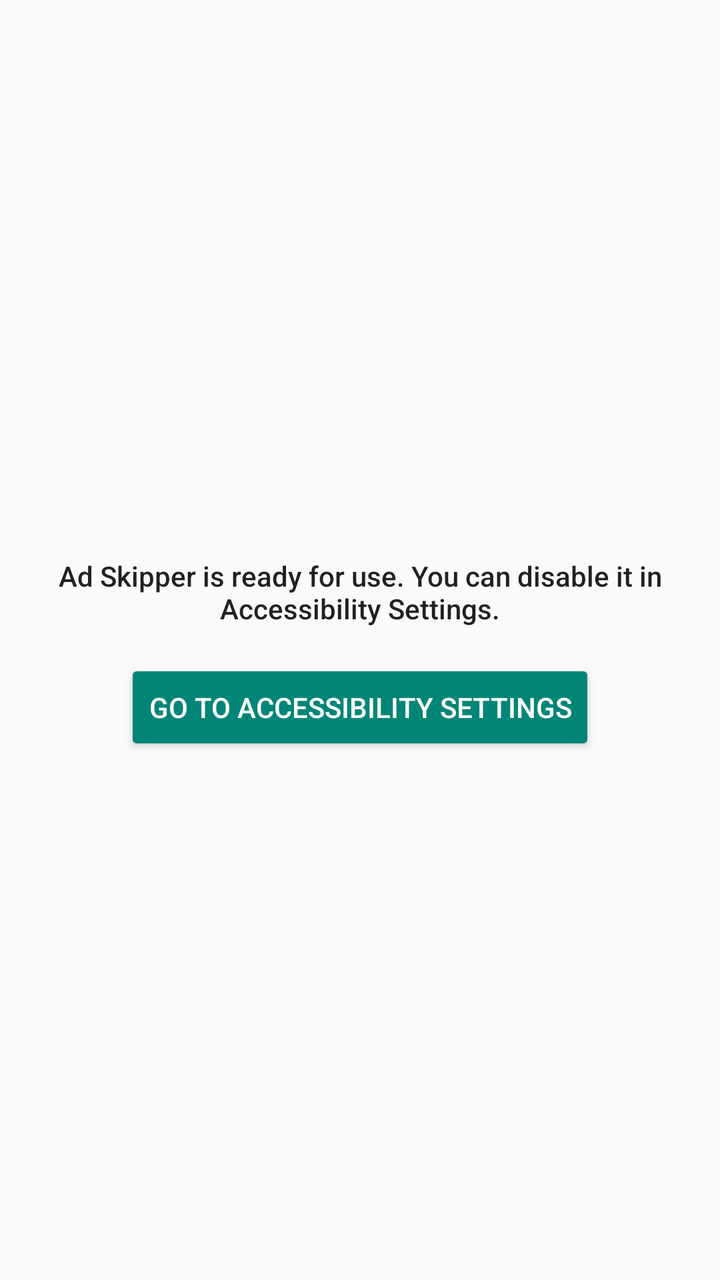
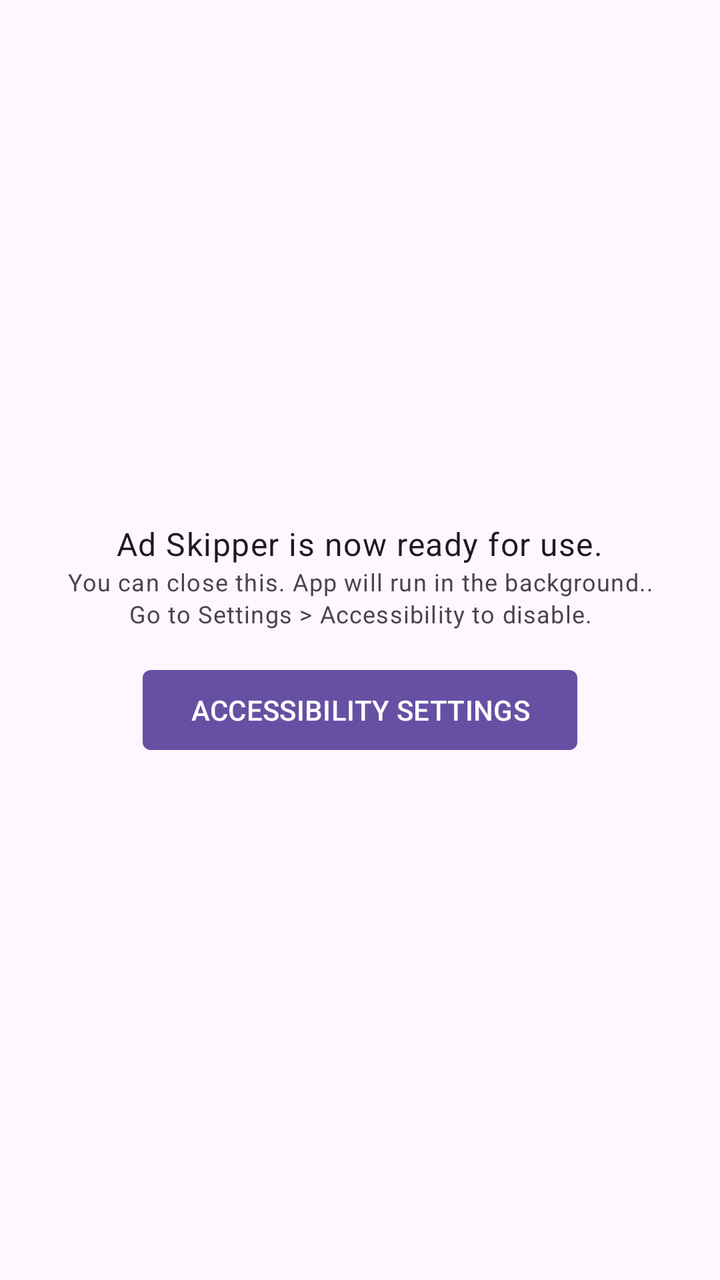

Compare the two renders of this Android layout. The source of the first and the diff that turns it into the second are given below.
<!-- AndroidManifest.xml: application theme AppTheme -->
<!-- res/layout/fragment_service_enabled.xml -->
<?xml version="1.0" encoding="utf-8"?>
<androidx.core.widget.NestedScrollView xmlns:android="http://schemas.android.com/apk/res/android"
    xmlns:app="http://schemas.android.com/apk/res-auto"
    xmlns:tools="http://schemas.android.com/tools"
    android:layout_width="match_parent"
    android:layout_height="match_parent"
    tools:context=".ServiceDisabledFragment">

    <androidx.constraintlayout.widget.ConstraintLayout
        android:layout_width="match_parent"
        android:layout_height="match_parent"
        android:layout_gravity="center"
        android:padding="16dp">

        <TextView
            android:id="@+id/textview_first"
            android:layout_width="wrap_content"
            android:layout_height="wrap_content"
            android:layout_marginTop="16dp"
            android:text="@string/a11y_service_enabled_message"
            android:textAlignment="center"
            android:textAppearance="@style/TextAppearance.AppCompat.Body2"
            app:layout_constraintEnd_toEndOf="parent"
            app:layout_constraintStart_toStartOf="parent"
            app:layout_constraintTop_toTopOf="parent" />
        <Button
            android:id="@+id/button_goto_a11y_settings"
            style="@style/Widget.AppCompat.Button.Colored"
            android:layout_width="wrap_content"
            android:layout_height="wrap_content"
            android:layout_marginTop="16dp"
            android:text="@string/go_to_a11y_settings"
            app:layout_constraintEnd_toEndOf="parent"
            app:layout_constraintStart_toStartOf="parent"
            app:layout_constraintTop_toBottomOf="@id/textview_first" />
    </androidx.constraintlayout.widget.ConstraintLayout>
</androidx.core.widget.NestedScrollView>
<!-- resources referenced by this layout -->
<resources>
  <string name="a11y_service_enabled_message">Ad Skipper is ready for use. You can disable it in Accessibility Settings.</string>
  <string name="go_to_a11y_settings">Go to Accessibility Settings</string>
  <style name="AppTheme" parent="Theme.AppCompat.DayNight.NoActionBar" />
</resources>

<!-- the commit's change to res/layout/fragment_service_enabled.xml (unified diff, before → after) -->
@@ -2,36 +2,142 @@
 <androidx.core.widget.NestedScrollView xmlns:android="http://schemas.android.com/apk/res/android"
     xmlns:app="http://schemas.android.com/apk/res-auto"
     xmlns:tools="http://schemas.android.com/tools"
+    android:fillViewport="true"
     android:layout_width="match_parent"
-    android:layout_height="match_parent"
-    tools:context=".ServiceDisabledFragment">
+    android:layout_height="match_parent">
 
-    <androidx.constraintlayout.widget.ConstraintLayout
+    <LinearLayout
         android:layout_width="match_parent"
-        android:layout_height="match_parent"
-        android:layout_gravity="center"
-        android:padding="16dp">
+        android:layout_height="wrap_content"
+        android:layout_margin="16dp"
+        android:orientation="vertical"
+        android:gravity="center"
+        android:layout_gravity="center">
+
+        <Space
+            android:layout_width="wrap_content"
+            android:layout_height="0dp"
+            android:layout_weight="1"
+            />
 
         <TextView
             android:id="@+id/textview_first"
             android:layout_width="wrap_content"
             android:layout_height="wrap_content"
             android:layout_marginTop="16dp"
-            android:text="@string/a11y_service_enabled_message"
+            android:text="@string/a11y_service_enabled_message1"
             android:textAlignment="center"
-            android:textAppearance="@style/TextAppearance.AppCompat.Body2"
-            app:layout_constraintEnd_toEndOf="parent"
-            app:layout_constraintStart_toStartOf="parent"
-            app:layout_constraintTop_toTopOf="parent" />
-        <Button
+            android:textAppearance="@style/TextAppearance.Material3.BodyLarge"/>
+        <TextView
+            android:id="@+id/textview_second"
+            android:layout_width="wrap_content"
+            android:layout_height="wrap_content"
+            android:text="@string/a11y_service_enabled_message2"
+            android:textAlignment="center"
+            android:textAppearance="@style/TextAppearance.Material3.BodySmall"/>
+
+        <com.google.android.material.button.MaterialButton
             android:id="@+id/button_goto_a11y_settings"
-            style="@style/Widget.AppCompat.Button.Colored"
             android:layout_width="wrap_content"
             android:layout_height="wrap_content"
             android:layout_marginTop="16dp"
+            android:textAllCaps="true"
             android:text="@string/go_to_a11y_settings"
+            app:cornerRadius="4dp" />
+        <Space
+            android:layout_width="wrap_content"
+            android:layout_height="0dp"
+            android:layout_weight="1"
+            />
+        <ProgressBar
+            android:id="@+id/premium_status_spinner"
+            android:layout_width="wrap_content"
+            android:layout_height="wrap_content"
+            android:layout_marginTop="16dp"
+            android:visibility="gone"/>
+
+        <androidx.fragment.app.FragmentContainerView
+            android:id="@+id/premium_fragment_container"
+            android:layout_width="match_parent"
+            android:layout_height="wrap_content"
+            android:layout_marginBottom="16dp"
+            tools:layout="@layout/fragment_premium_disabled" />
+    </LinearLayout>
+</androidx.core.widget.NestedScrollView>
+<!-- res/layout/fragment_premium_disabled.xml (included above) -->
+<?xml version="1.0" encoding="utf-8"?>
+<com.google.android.material.card.MaterialCardView
+    xmlns:android="http://schemas.android.com/apk/res/android"
+    xmlns:app="http://schemas.android.com/apk/res-auto"
+    android:layout_width="match_parent"
+    android:layout_height="match_parent"
+    android:layout_gravity="center"
+    app:strokeWidth="2dp">
+    <androidx.constraintlayout.widget.ConstraintLayout
+        android:layout_width="match_parent"
+        android:layout_height="match_parent"
+        android:padding="16dp">
+        <TextView
+            android:id="@+id/textview_premium_subscription_prompt1"
+            android:layout_width="wrap_content"
+            android:layout_height="wrap_content"
+            android:layout_marginTop="16dp"
+            android:text="@string/premium_subscription_prompt1"
+            android:textAlignment="center"
+            android:textAppearance="@style/TextAppearance.Material3.BodyLarge.Emphasized"
             app:layout_constraintEnd_toEndOf="parent"
             app:layout_constraintStart_toStartOf="parent"
-            app:layout_constraintTop_toBottomOf="@id/textview_first" />
+            app:layout_constraintBottom_toTopOf="@id/textview_premium_subscription_prompt2" />
+
+        <TextView
+            android:id="@+id/textview_premium_subscription_prompt2"
+            android:layout_width="wrap_content"
+            android:layout_height="wrap_content"
+            android:layout_marginTop="16dp"
+            android:text="@string/premium_subscription_prompt2"
+            android:textAlignment="center"
+            android:textAppearance="@style/TextAppearance.Material3.BodySmall"
+            app:layout_constraintEnd_toEndOf="parent"
+            app:layout_constraintStart_toStartOf="parent"
+            app:layout_constraintBottom_toTopOf="@id/layout_purchase_subscription" />
+
+        <LinearLayout
+            android:id="@+id/layout_purchase_subscription"
+            android:layout_width="match_parent"
+            android:layout_height="wrap_content"
+            android:paddingVertical="8dp"
+            android:orientation="horizontal"
+            android:gravity="center_vertical"
+            app:layout_constraintEnd_toEndOf="parent"
+            app:layout_constraintStart_toStartOf="parent"
+            app:layout_constraintBottom_toBottomOf="parent">
+
+
+
+            <com.google.android.material.button.MaterialButton
+                android:id="@+id/button_buy"
+                android:layout_width="0dp"
+                android:layout_weight="1"
+                android:layout_height="wrap_content"
+                android:textAllCaps="true"
+                android:text="@string/premium_buy_subscription_label"
+                app:cornerRadius="4dp"
+                />
+
+            <Space
+                android:layout_width="8dp"
+                android:layout_height="wrap_content"/>
+
+            <com.google.android.material.button.MaterialButton
+                android:id="@+id/button_review"
+                android:layout_width="0dp"
+                android:layout_weight="1"
+                android:layout_height="wrap_content"
+                android:textAllCaps="true"
+                android:text="@string/premium_review_label"
+                style="@style/Widget.Material3Expressive.Button.OutlinedButton"
+                app:cornerRadius="4dp"
+                />
+        </LinearLayout>
     </androidx.constraintlayout.widget.ConstraintLayout>
-</androidx.core.widget.NestedScrollView>
+</com.google.android.material.card.MaterialCardView>
<!-- resource entries referenced after the edit -->
@@ -1,7 +1,12 @@
 <!-- resources referenced by this layout -->
 <resources>
-  <string name="a11y_service_enabled_message">Ad Skipper is ready for use. You can disable it in Accessibility Settings.</string>
-  <string name="go_to_a11y_settings">Go to Accessibility Settings</string>
-  <style name="AppTheme" parent="Theme.AppCompat.DayNight.NoActionBar" />
+  <string name="a11y_service_enabled_message1">Ad Skipper is now ready for use.</string>
+  <string name="a11y_service_enabled_message2">You can close this. App will run in the background..\nGo to Settings &gt; Accessibility to disable.</string>
+  <string name="go_to_a11y_settings">Accessibility Settings</string>
+  <string name="premium_buy_subscription_label">Buy coffee</string>
+  <string name="premium_review_label">Rate app</string>
+  <string name="premium_subscription_prompt1">Like the app? Support us!</string>
+  <string name="premium_subscription_prompt2">Your support helps us make it better</string>
+  <style name="AppTheme" parent="Theme.Material3.DayNight.NoActionBar" />
 </resources>
 
